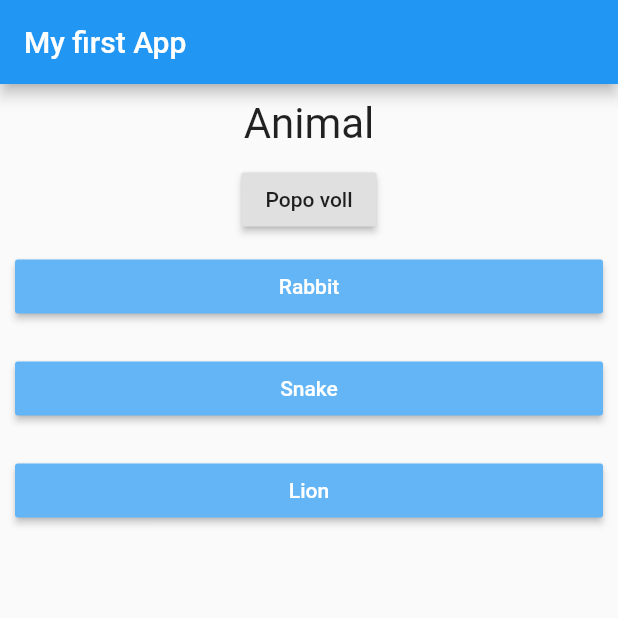
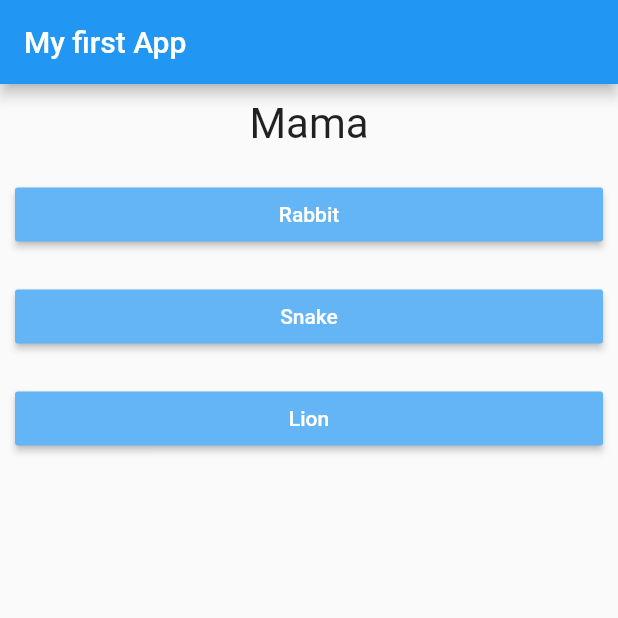
Before and after one commit to kudlaj/flutter, a Flutter app: the screen it shows after launch, after a tap on "Black", on a phone screen of 412 x 824 dp, the top half of it. Run offline on Flutter 3.47's test engine with Material 2 defaults, Android fonts, the phone set to English and light mode, and no system bars.

Commit message:
next lesson

```diff
--- a/lib/main.dart
+++ b/lib/main.dart
@@ -1,6 +1,8 @@
 import 'package:flutter/material.dart';
 import './question.dart';
 import './answer.dart';
+import './quiz.dart';
+import 'result.dart';
 
 void main() => runApp(MyApp());
 
@@ -13,6 +15,24 @@ class MyApp extends StatefulWidget {
 
 class _MyAppState extends State<MyApp> {
   var _questionIndex = 0;
+  final _question = const [
+    {
+      'questionText': 'Papa',
+      'answers': ['Black', 'Red', 'Green']
+    },
+    {
+      'questionText': 'Mama',
+      'answers': ['Rabbit', 'Snake', 'Lion']
+    },
+    {
+      'questionText': 'Eline',
+      'answers': ['Test1 ', 'Test 2', 'Test 3']
+    },
+    {
+      'questionText': 'Laia',
+      'answers': ['Test1 ', 'Test 2', 'Test 3']
+    },
+  ];
 
   void _answerQuestion(int i) {
     setState(() {
@@ -23,49 +43,29 @@ class _MyAppState extends State<MyApp> {
 
   void _answer() {
     setState(() {
-      _questionIndex = 1;
+      _questionIndex = _questionIndex + 1;
     });
-    print('answer question');
+    if (_questionIndex < _question.length) {
+      //
+    }
   }
 
   // This widget is the root of your application.
   @override
   Widget build(BuildContext context) {
-    var question = [
-      {
-        'questionText': 'Color',
-        'answers': ['Black', 'Red', 'Green']
-      },
-      {
-        'questionText': 'Animal',
-        'answers': ['Rabbit', 'Snake', 'Lion']
-      },
-      {
-        'questionText': 'Test',
-        'answers': ['Test1 ', 'Test 2', 'Test 3']
-      },
-    ];
     return MaterialApp(
       title: 'Flutter Demo',
       home: Scaffold(
         appBar: AppBar(
           title: Text('My first App'),
         ),
-        body: Column(
-          children: [
-            Question(
-              question[_questionIndex]['questionText'],
-            ),
-            RaisedButton(
-                child: Text('Popo voll'),
-                onPressed: () {
-                  _answerQuestion(2);
-                }),
-            ...(question[_questionIndex]['answers'] as List<String>).map((a) {
-              return Answer(_answer, a);
-            }).toList()
-          ],
-        ),
+        body: _questionIndex < _question.length
+            ? Quiz(
+                callBack: _answer,
+                questions: _question,
+                questionIndex: _questionIndex,
+              )
+            : Result(),
       ),
     );
   }
--- /dev/null
+++ b/lib/quiz.dart
@@ -0,0 +1,29 @@
+import 'package:flutter/material.dart';
+import './question.dart';
+import 'answer.dart';
+
+class Quiz extends StatelessWidget {
+  final Function callBack;
+  final int questionIndex;
+  final List<Map<String, Object>> questions;
+
+  Quiz({
+    @required this.questions,
+    @required this.callBack,
+    @required this.questionIndex,
+  });
+
+  @override
+  Widget build(BuildContext context) {
+    return Column(
+      children: [
+        Question(
+          questions[questionIndex]['questionText'],
+        ),
+        ...(questions[questionIndex]['answers'] as List<String>).map((a) {
+          return Answer(callBack, a);
+        }).toList()
+      ],
+    );
+  }
+}
--- /dev/null
+++ b/lib/result.dart
@@ -0,0 +1,10 @@
+import 'package:flutter/material.dart';
+
+class Result extends StatelessWidget {
+  @override
+  Widget build(BuildContext context) {
+    return Center(
+                child: Text('Nothing more'),
+              );
+  }
+}
```
